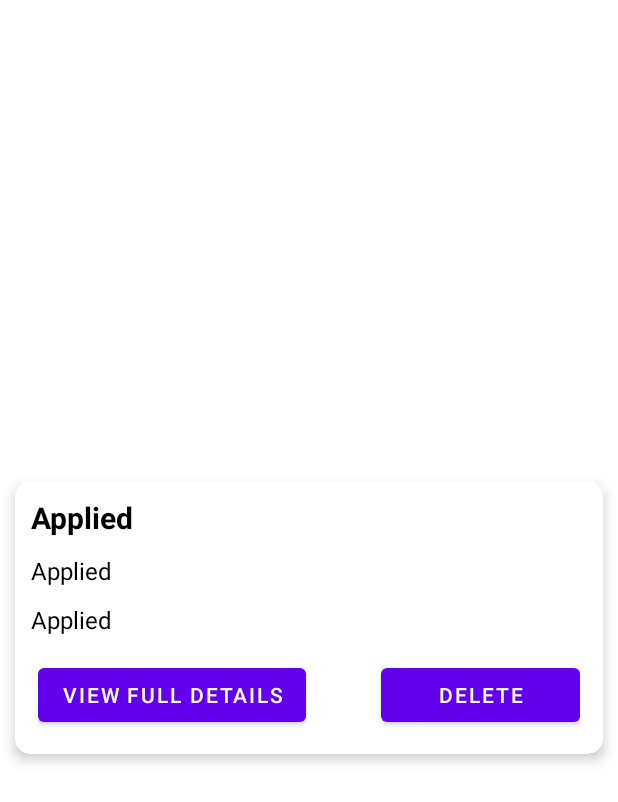
After one commit to ankit3r/find-job, an Android app: the layout layout_your_post_card.xml on its own in the app's theme, with its tools: preview values and no code run, on a phone screen of 412 x 824 dp. The commit adds this screen. Shown: the top 802 px of the screen. Run offline under Robolectric (Android 15) with nearby library versions, the phone set to English and light mode, and no system bars.

Commit message:
rearrange code

```diff
--- /dev/null
+++ b/app/src/main/java/com/gyanhub/finde_job/adapters/onClickInterface/AppliedClick.kt
@@ -0,0 +1,5 @@
+package com.gyanhub.finde_job.adapters.onClickInterface
+
+interface AppliedClick {
+    fun onClick(phNo:String)
+}
--- a/app/src/main/java/com/gyanhub/finde_job/adapters/onClickInterface/HomeInterface.kt
+++ b/app/src/main/java/com/gyanhub/finde_job/adapters/onClickInterface/HomeInterface.kt
@@ -1,5 +1,6 @@
 package com.gyanhub.finde_job.adapters.onClickInterface
 
 interface HomeInterface {
-    fun onClick(id:String)
+    fun onClick(id:String,applied:Boolean)
+
 }
--- /dev/null
+++ b/app/src/main/java/com/gyanhub/finde_job/adapters/onClickInterface/YourJobClick.kt
@@ -0,0 +1,6 @@
+package com.gyanhub.finde_job.adapters.onClickInterface
+
+interface YourJobClick {
+    fun onClickView(id:String)
+    fun onClickDelete(id:String)
+}
--- a/app/src/main/res/layout/fragment_applied.xml
+++ b/app/src/main/res/layout/fragment_applied.xml
@@ -11,6 +11,8 @@
         android:id="@+id/rcApplied"
         android:layout_width="0dp"
         android:layout_height="0dp"
+        android:orientation="vertical"
+        app:layoutManager="androidx.recyclerview.widget.LinearLayoutManager"
         app:layout_constraintBottom_toBottomOf="parent"
         app:layout_constraintEnd_toEndOf="parent"
         app:layout_constraintStart_toStartOf="parent"
--- /dev/null
+++ b/app/src/main/res/layout/layout_your_post_card.xml
@@ -0,0 +1,55 @@
+<?xml version="1.0" encoding="utf-8"?>
+<androidx.cardview.widget.CardView
+    xmlns:android="http://schemas.android.com/apk/res/android"
+    android:layout_width="match_parent"
+    android:layout_height="wrap_content"
+    android:layout_gravity="center"
+    android:layout_margin="10dp"
+    style="@style/cardStyle">
+    <RelativeLayout
+        android:layout_width="match_parent"
+        android:layout_height="wrap_content"
+        android:layout_margin="5dp">
+        <TextView
+            android:layout_width="match_parent"
+            android:layout_height="wrap_content"
+            style="@style/textStyle_20sp_bold"
+            android:text="@string/applied"
+            android:id="@+id/txtTitleP"/>
+        <TextView
+            android:layout_width="match_parent"
+            android:layout_height="wrap_content"
+            style="@style/textStyle_16sp"
+            android:text="@string/applied"
+            android:id="@+id/txtJobTypeP"
+            android:layout_below="@id/txtTitleP"/>
+        <TextView
+            android:layout_width="match_parent"
+            android:layout_height="wrap_content"
+            style="@style/textStyle_16sp"
+            android:text="@string/applied"
+            android:id="@+id/txtTotalP"
+            android:layout_below="@id/txtJobTypeP"/>
+        <LinearLayout
+            android:layout_width="match_parent"
+            android:layout_height="wrap_content"
+            android:layout_margin="10dp"
+            android:layout_below="@id/txtTotalP">
+            <Button
+                android:id="@+id/btnView"
+                android:layout_width="wrap_content"
+                android:layout_height="wrap_content"
+                android:text="@string/view_full_details" />
+            <View
+                android:layout_width="50dp"
+                android:layout_height="0dp"/>
+            <Button
+                android:id="@+id/btnDelete"
+                android:layout_width="wrap_content"
+                android:minWidth="180dp"
+                android:layout_height="wrap_content"
+                android:text="@string/delete" />
+        </LinearLayout>
+    </RelativeLayout>
+
+</androidx.cardview.widget.CardView>
--- a/app/src/main/res/values/strings.xml
+++ b/app/src/main/res/values/strings.xml
@@ -35,5 +35,11 @@
     <string name="skill_s_required">Skill(s) required</string>
     <string name="who_can_apply">Who Can Apply</string>
     <string name="send">Send</string>
+    <string name="job_type_and_state">%1$s, %2$s</string>
+    <string name="job_total_applied">Total Applicant : %1$s</string>
     <string name="we_need_send_your_profile_data_to_the_organization_s_hr">We need send your profile data to the organization\'s HR</string>
+    <string name="view_response">View Response</string>
+    <string name="w">h</string>
+    <string name="view_full_details">view full details</string>
+    <string name="delete">Delete</string>
 </resources>
```
Also changed, not shown: app/src/main/java/com/gyanhub/finde_job/adapters/AppliedAdapter.kt (added, +43 -0 lines), app/src/main/java/com/gyanhub/finde_job/adapters/HomeAdapter.kt (+5 -2 lines), app/src/main/java/com/gyanhub/finde_job/adapters/YourPostAdapter.kt (added, +48 -0 lines), app/src/main/java/com/gyanhub/finde_job/fragments/main/AppliedFragment.kt (+55 -1 lines), app/src/main/java/com/gyanhub/finde_job/fragments/main/HomeFragment.kt (+30 -23 lines), app/src/main/java/com/gyanhub/finde_job/fragments/main/YourPostFragment.kt (+15 -32 lines), app/src/main/res/layout/layout_applied_car.xml (added, +44 -0 lines).
